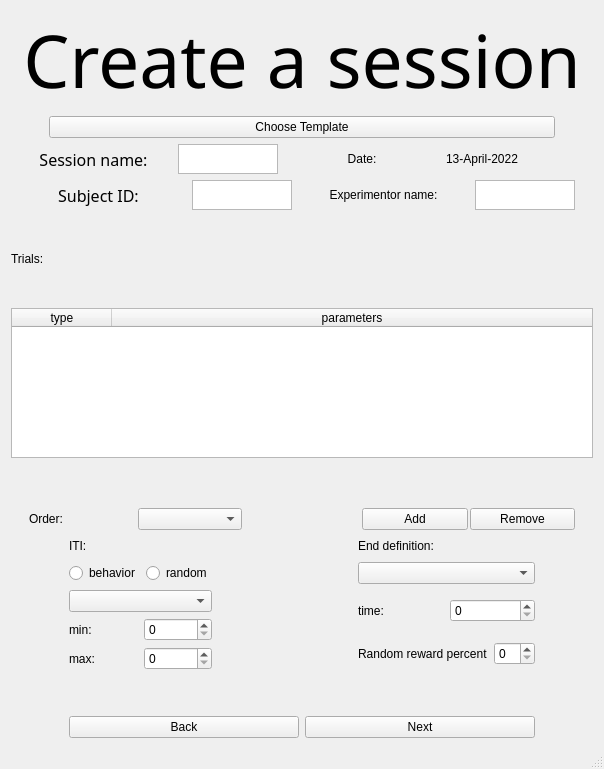
KehatSudri/Behavior_System2.0, file UI/create_session.ui: the form before one commit.
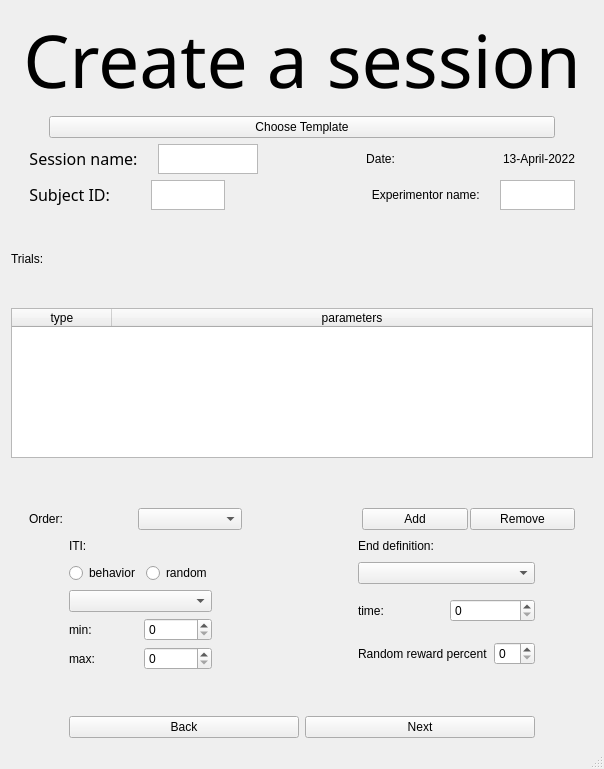
The form after the commit.

The edit to the form file:
```diff
--- a/UI/create_session.ui
+++ b/UI/create_session.ui
@@ -336,7 +336,7 @@
        </layout>
       </item>
       <item row="2" column="0">
-       <layout class="QHBoxLayout" name="session_name_and_date_horizontalLayout" stretch="1,0,1,1">
+       <layout class="QHBoxLayout" name="session_name_and_date_horizontalLayout" stretch="0,0,1,1">
         <property name="spacing">
          <number>20</number>
         </property>
@@ -354,6 +354,12 @@
         </property>
         <item>
          <widget class="QLabel" name="session_name_label">
+          <property name="sizePolicy">
+           <sizepolicy hsizetype="Fixed" vsizetype="Fixed">
+            <horstretch>0</horstretch>
+            <verstretch>0</verstretch>
+           </sizepolicy>
+          </property>
           <property name="font">
            <font>
             <family>Gabriola</family>
@@ -389,6 +395,12 @@
         </item>
         <item>
          <widget class="QLabel" name="date_label">
+          <property name="sizePolicy">
+           <sizepolicy hsizetype="Expanding" vsizetype="Expanding">
+            <horstretch>0</horstretch>
+            <verstretch>0</verstretch>
+           </sizepolicy>
+          </property>
           <property name="styleSheet">
            <string notr="true">font: 12pt &quot;Gabriola&quot;;</string>
           </property>
@@ -402,6 +414,12 @@
         </item>
         <item>
          <widget class="QLabel" name="date_value_label">
+          <property name="sizePolicy">
+           <sizepolicy hsizetype="Fixed" vsizetype="Fixed">
+            <horstretch>0</horstretch>
+            <verstretch>0</verstretch>
+           </sizepolicy>
+          </property>
           <property name="styleSheet">
            <string notr="true">font: 12pt &quot;Gabriola&quot;;</string>
           </property>
@@ -568,6 +586,12 @@
         </property>
         <item>
          <widget class="QLabel" name="subject_id_label">
+          <property name="sizePolicy">
+           <sizepolicy hsizetype="Fixed" vsizetype="Fixed">
+            <horstretch>0</horstretch>
+            <verstretch>0</verstretch>
+           </sizepolicy>
+          </property>
           <property name="font">
            <font>
             <family>Gabriola</family>
@@ -581,7 +605,7 @@
            <string notr="true">font: 12pt &quot;Gabriola&quot;;</string>
           </property>
           <property name="text">
-           <string>Subject ID: </string>
+           <string>Subject ID:     </string>
           </property>
           <property name="alignment">
            <set>Qt::AlignCenter</set>
@@ -596,15 +620,24 @@
             <height>30</height>
            </size>
           </property>
+          <property name="sizeAdjustPolicy">
+           <enum>QAbstractScrollArea::AdjustToContents</enum>
+          </property>
          </widget>
         </item>
         <item>
          <widget class="QLabel" name="experimenter_name_label">
+          <property name="sizePolicy">
+           <sizepolicy hsizetype="Preferred" vsizetype="Preferred">
+            <horstretch>0</horstretch>
+            <verstretch>0</verstretch>
+           </sizepolicy>
+          </property>
           <property name="styleSheet">
            <string notr="true">font: 12pt &quot;Gabriola&quot;;</string>
           </property>
           <property name="text">
-           <string>Experimentor name:</string>
+           <string>                                      Experimentor name:</string>
           </property>
           <property name="alignment">
            <set>Qt::AlignCenter</set>
```
